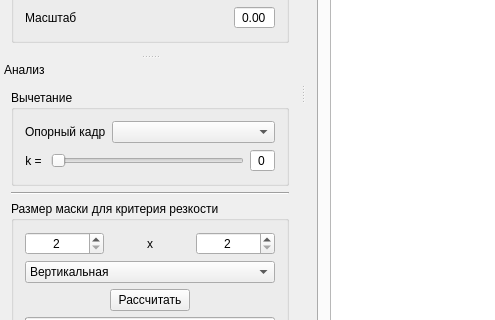
Qt form mainwindow.ui (gurmaaan/SharpnessSort) before a commit; both pictures show x 0 to 495 and y 433 to 753 of the 1077 by 1037 pixel window.
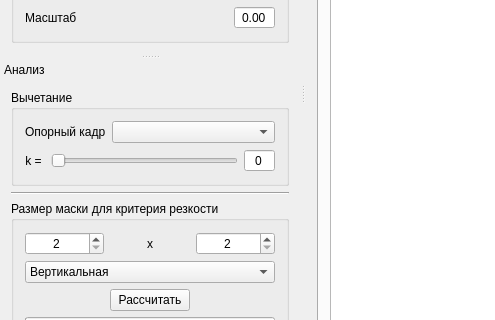
The same form after that commit. Icons and pictures are not drawn. Custom widgets are drawn as their Qt base class.

Diff of the .ui file:
```diff
--- a/mainwindow.ui
+++ b/mainwindow.ui
@@ -841,6 +841,9 @@
             <property name="buttonSymbols">
              <enum>QAbstractSpinBox::NoButtons</enum>
             </property>
+            <property name="maximum">
+             <number>127</number>
+            </property>
            </widget>
           </item>
          </layout>
```
